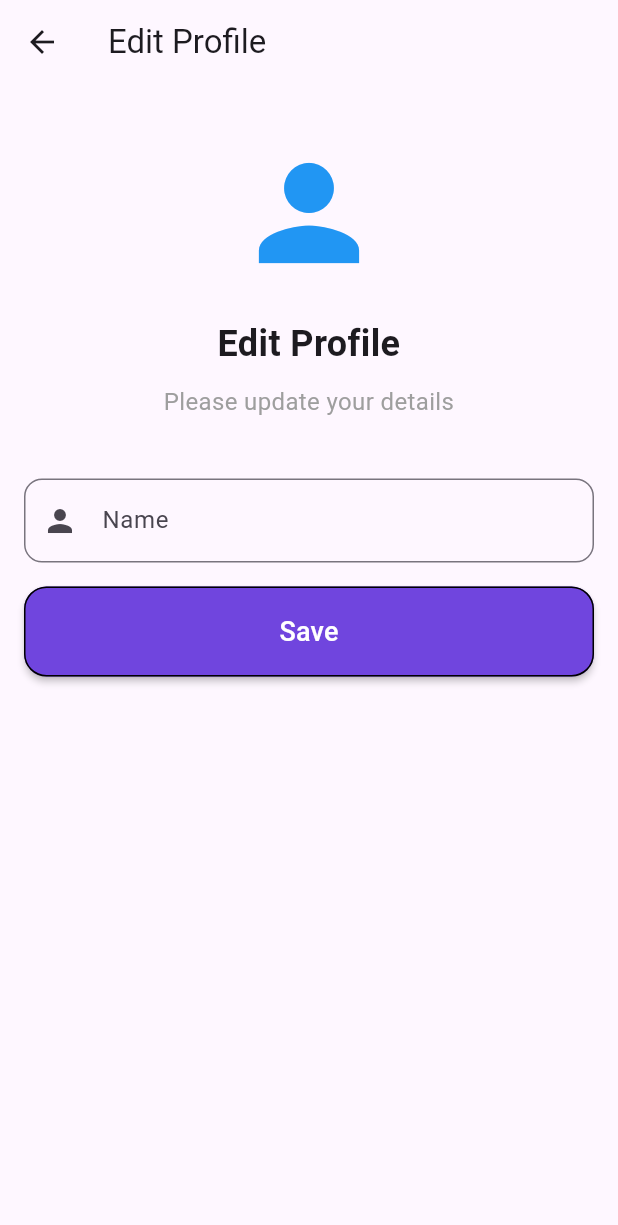
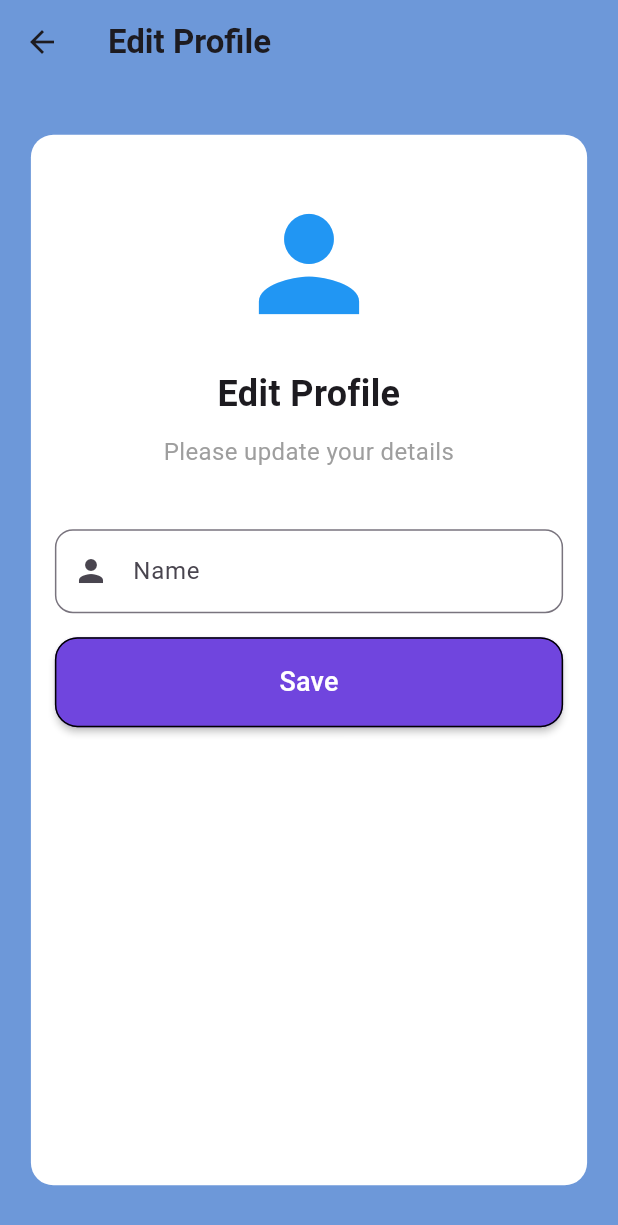
Before and after one commit to VinChriZ/MoneyManager, a Flutter app: the Main screen opened directly, item 2 of the bottom bar chosen, after a tap on "Edit Profile", on a phone screen of 412 x 824 dp. Shown: the top 1225 px of the screen. Run offline on Flutter 3.47's test engine with Material 3 defaults, Android fonts, the phone set to English and light mode, and no system bars; our stand-ins replace cloud_firestore, firebase_auth, firebase_core, fl_chart, flutter_speed_dial, flutter_svg and 5 more; accounts and stored records are empty; network calls fail.

Commit message:
Profile UI change

```diff
--- a/lib/Profile/data_user.dart
+++ b/lib/Profile/data_user.dart
@@ -1,16 +1,17 @@
-import '../home.dart';
 import 'package:flutter/material.dart';
 
 class UserData extends ChangeNotifier {
   String documentId = '';
   String _name = '';
   String _email = '';
+  String _bio = '';
   double _totalIncome = 0.0;
   double _totalExpenses = 0.0;
 
   String get documentID => documentId;
   String get name => _name;
   String get email => _email;
+  String get bio => _bio;
   double get totalIncome => _totalIncome;
   double get totalExpenses => _totalExpenses;
 
@@ -29,6 +30,11 @@ class UserData extends ChangeNotifier {
 
   void setName(String name) {
     _name = name;
+    notifyListeners();
+  }
+
+  void setBio(String bio) {
+    _bio = bio;
     notifyListeners();
   }
 
--- a/lib/Profile/edit_profile.dart
+++ b/lib/Profile/edit_profile.dart
@@ -1,5 +1,6 @@
 import 'dart:convert';
 import 'package:flutter/material.dart';
+import 'package:flutter_moneymanager/Profile/profile.dart';
 import 'package:provider/provider.dart';
 import 'package:http/http.dart' as http;
 import 'data_user.dart';
@@ -48,7 +49,8 @@ class _EditProfileState extends State<EditProfile> {
       );
 
       // Update name in the UserData provider
-      Provider.of<UserData>(context, listen: false).setName(nameController.text);
+      Provider.of<UserData>(context, listen: false)
+          .setName(nameController.text);
 
       // Show success dialog
       showDialog(
@@ -61,6 +63,9 @@ class _EditProfileState extends State<EditProfile> {
               TextButton(
                 onPressed: () {
                   Navigator.of(context).pop();
+                  Navigator.of(context).pushReplacement(
+                    MaterialPageRoute(builder: (context) => ProfileCard()),
+                  );
                 },
                 child: Text('OK'),
               ),
@@ -90,13 +95,43 @@ class _EditProfileState extends State<EditProfile> {
     }
   }
 
+
 @override
   Widget build(BuildContext context) {
     return Scaffold(
       appBar: AppBar(
-        title: Text('Edit Profile'),
+        title:
+            Text('Edit Profile', style: TextStyle(fontWeight: FontWeight.bold)),
+        backgroundColor: Color.fromARGB(255, 109, 152, 217), // Blue color
       ),
-      body: SingleChildScrollView(
+      body: Container(
+        width: double.infinity,
+        height: double.infinity,
+        color: Color.fromARGB(255, 109, 152, 217), // Blue color
+        child: Center(
+          child: Stack(
+            alignment: Alignment.topCenter,
+            children: <Widget>[
+              Positioned(
+                top: 50,
+                child: CircleAvatar(
+                  radius: 50,
+                  backgroundColor: Colors.transparent,
+                  child: Icon(
+                    Icons.person,
+                    size: 80,
+                    color: Colors.blue,
+                  ),
+                ),
+              ),
+              Container(
+                width: MediaQuery.of(context).size.width * 0.9,
+                height: MediaQuery.of(context).size.height * 0.85,
+                decoration: BoxDecoration(
+                  color: Colors.white,
+                  borderRadius: BorderRadius.circular(15),
+                ),
+                child: SingleChildScrollView(
                   padding: const EdgeInsets.all(16.0),
                   child: Column(
                     crossAxisAlignment: CrossAxisAlignment.stretch,
@@ -140,6 +175,19 @@ class _EditProfileState extends State<EditProfile> {
                       ),
                       const SizedBox(height: 16.0),
 
+                      // // Bio TextField
+                      // TextField(
+                      //   controller: bioController,
+                      //   decoration: InputDecoration(
+                      //     labelText: 'Bio',
+                      //     prefixIcon: Icon(Icons.description),
+                      //     border: OutlineInputBorder(
+                      //       borderRadius: BorderRadius.circular(12.0),
+                      //     ),
+                      //   ),
+                      // ),
+                      // const SizedBox(height: 16.0),
+
                       // Save Button
                       MaterialButton(
                         minWidth: double.infinity,
@@ -162,6 +210,11 @@ class _EditProfileState extends State<EditProfile> {
                     ],
                   ),
                 ),
+              ),
+            ],
+          ),
+        ),
+      ),
     );
   }
 }
--- a/lib/Profile/profile.dart
+++ b/lib/Profile/profile.dart
@@ -10,19 +10,35 @@ import 'edit_profile.dart';
 import 'user.dart';
 import 'data_user.dart';
 
-class ProfilePage extends StatefulWidget {
+void main() => runApp(MyApp());
+
+class MyApp extends StatelessWidget {
   @override
-  _ProfilePageState createState() => _ProfilePageState();
+  Widget build(BuildContext context) {
+    return MaterialApp(
+      home: Scaffold(
+        body: Center(
+          child: ProfileCard(),
+        ),
+      ),
+    );
+  }
 }
 
-class _ProfilePageState extends State<ProfilePage> {
-  late UserObject _user;
+class ProfileCard extends StatefulWidget {
+  @override
+  _ProfileCardState createState() => _ProfileCardState();
+}
+
+class _ProfileCardState extends State<ProfileCard> {
+  late UserObject _user = UserObject(uid: "", name: "Admin", email: "admin@gmail.com");
   bool _isLoading = true;
 
   @override
   void initState() {
+    _fetchUserData();
     super.initState();
-    _fetchUserData();
+    _isLoading = false;
   }
 
   Future<void> _fetchUserData() async {
@@ -38,7 +54,7 @@ class _ProfilePageState extends State<ProfilePage> {
     try {
       final userData = await fetchUserDataAsObject(docId);
       Provider.of<UserData>(context, listen: false).setName(userData.name);
-      Provider.of<UserData>(context, listen: false).setEmail(userData.email);
+      Provider.of<UserData>(context, listen: false).setBio(userData.bio);
       setState(() {
         _user = userData;
         _isLoading = false;
@@ -52,107 +68,7 @@ class _ProfilePageState extends State<ProfilePage> {
     }
   }
 
-  @override
-  Widget build(BuildContext context) {
-    return Scaffold(
-      appBar: AppBar(
-        title: Text('Profile'),
-      ),
-      body: _isLoading
-          ? Center(child: CircularProgressIndicator())
-          : Consumer<UserData>(
-              builder: (context, userData, child) {
-                return SingleChildScrollView(
-                  child: Column(
-                    children: [
-                      Container(
-                        padding: EdgeInsets.all(16.0),
-                        child: Column(
-                          children: [
-                            CircleAvatar(
-                              radius: 50,
-                              backgroundImage: NetworkImage(
-                                  'https://static.vecteezy.com/system/resources/previews/009/749/643/original/woman-profile-mascot-illustration-female-avatar-character-icon-cartoon-girl-head-face-business-user-logo-free-vector.jpg'),
-                              backgroundColor: Colors.grey,
-                            ),
-                            SizedBox(height: 16.0),
-                            Text(
-                              userData.name,
-                              style: TextStyle(
-                                  fontSize: 24, fontWeight: FontWeight.bold),
-                            ),
-                            SizedBox(height: 8.0),
-                            Text(
-                              userData.email,
-                              style: TextStyle(fontSize: 16, color: Colors.grey),
-                            ),
-                          ],
-                        ),
-                      ),
-                      Divider(),
-                      ListTile(
-                        leading: Icon(Icons.person),
-                        title: Text('Edit Profile'),
-                        onTap: () {
-                          Navigator.push(
-                            context,
-                            MaterialPageRoute(builder: (context) => EditProfile()),
-                          );
-                        },
-                      ),
-                      ListTile(
-                        leading: Icon(Icons.lock),
-                        title: Text('Change Password'),
-                        onTap: () {
-                          Navigator.push(
-                            context,
-                            MaterialPageRoute(builder: (context) => ChangePassword()),
-                          );
-                        },
-                      ),
-                      ListTile(
-                        leading: Icon(Icons.exit_to_app),
-                        title: Text('Logout'),
-                        onTap: () {
-                          showDialog(
-                            context: context,
-                            builder: (BuildContext context) {
-                              return AlertDialog(
-                                title: Text('Confirm Logout'),
-                                content: Text('Are you sure you want to logout?'),
-                                actions: <Widget>[
-                                  TextButton(
-                                    onPressed: () {
-                                      Navigator.of(context).pop();
-                                    },
-                                    child: Text('Cancel'),
-                                  ),
-                                  TextButton(
-                                    onPressed: () async {
-                                      await FirebaseAuth.instance.signOut();
-                                      Navigator.of(context).pushReplacement(
-                                        MaterialPageRoute(
-                                            builder: (context) => Login()),
-                                      );
-                                    },
-                                    child: Text('Logout'),
-                                  ),
-                                ],
-                              );
-                            },
-                          );
-                        },
-                      ),
-                    ],
-                  ),
-                );
-              },
-            ),
-    );
-  }
-}
-
-Future<UserObject> fetchUserDataAsObject(String docId) async {
+  Future<UserObject> fetchUserDataAsObject(String docId) async {
   final url = Uri.https(
     'ambw-auth-171bb-default-rtdb.asia-southeast1.firebasedatabase.app',
     'users/$docId.json',
@@ -173,10 +89,191 @@ Future<UserObject> fetchUserDataAsObject(String docId) async {
         throw Exception('No data found for the given document ID');
       }
     } else {
-      throw Exception('Failed to load data. Status code: ${response.statusCode}');
+      throw Exception(
+          'Failed to load data. Status code: ${response.statusCode}');
     }
   } catch (error) {
     print('Error fetching user data: $error');
     throw Exception('Error fetching user data');
   }
 }
+
+
+
+
+
+
+
+ @override
+  Widget build(BuildContext context) {
+    return Container(
+      width: double.infinity,
+      height: double.infinity,
+      color: const Color.fromARGB(255, 109, 152, 217),
+      child: Center(
+        child: _isLoading
+            ? const CircularProgressIndicator() // Show loading indicator
+            : _user == null
+                ? const Text('No user data available') // Handle no user data case
+                : Stack(
+                    alignment: Alignment.topCenter,
+                    children: <Widget>[
+                      Container(
+                        width: MediaQuery.of(context).size.width * 0.9,
+                        height: MediaQuery.of(context).size.height * 0.85,
+                        decoration: BoxDecoration(
+                          color: Colors.white,
+                          borderRadius: BorderRadius.circular(15),
+                        ),
+                        child: Column(
+                          children: <Widget>[
+                            ClipRRect(
+                              borderRadius: const BorderRadius.only(
+                                topLeft: Radius.circular(15),
+                                topRight: Radius.circular(15),
+                              ),
+                              child: Image.asset(
+                                'lib/assets/sea_background.jpg',
+                                width: double.infinity,
+                                height: 200,
+                                fit: BoxFit.cover,
+                              ),
+                            ),
+                            const Padding(
+                              padding: EdgeInsets.all(40.0),
+                              child: SizedBox(height: 20),
+                            ), // Adjusted for spacing
+                            Text(
+                              _user.name, // Display user name dynamically
+                              style: const TextStyle(
+                                color: Colors.black,
+                                fontSize: 24,
+                                fontWeight: FontWeight.bold,
+                                decoration: TextDecoration.none
+                              ),
+                            ),
+                            const SizedBox(height: 5),
+                            Text(
+                              _user.email, // Display user email dynamically
+                              style: TextStyle(
+                                fontSize: 16,
+                                color: Colors.grey[600],
+                                decoration: TextDecoration.none
+                              ),
+                            ),
+                            const SizedBox(height: 20), // Adjusted for spacing
+                            Container(
+                              margin: const EdgeInsets.only(top: 20, left: 20),
+                              child: Column(
+                                crossAxisAlignment: CrossAxisAlignment.start,
+                                children: <Widget>[
+                                  ProfileRow(
+                                    iconData: Icons.edit,
+                                    title: 'Edit Profile',
+                                    onPressed: () {
+                                      Navigator.of(context).push(
+                                        MaterialPageRoute(
+                                          builder: (context) => EditProfile(),
+                                        ),
+                                      );
+                                    },
+                                  ),
+                                  const Divider(),
+                                  ProfileRow(
+                                    iconData: Icons.lock,
+                                    title: 'Change Password',
+                                    onPressed: () {
+                                      Navigator.of(context).push(
+                                        MaterialPageRoute(
+                                          builder: (context) => ChangePassword(),
+                                        ),
+                                      );
+                                    },
+                                  ),
+                                  const Divider(),
+                                  ProfileRow(
+                                    iconData: Icons.logout,
+                                    title: 'Logout',
+                                    onPressed: () {
+                                      FirebaseAuth.instance.signOut().then(
+                                            (_) => Navigator.of(context).pushReplacement(
+                                              MaterialPageRoute(
+                                                builder: (context) => Login(),
+                                              ),
+                                            ),
+                                          );
+                                    },
+                                  ),
+                                  const Divider(),
+                                ],
+                              ),
+                            ),
+                          ],
+                        ),
+                      ),
+                      const Positioned(
+                        top: 120, // Adjust this value to position the avatar as needed
+                        child: CircleAvatar(
+                          radius: 85,
+                          backgroundImage: AssetImage('lib/assets/profile_man.jpeg'),
+                          backgroundColor: Colors.transparent,
+                        ),
+                      ),
+                    ],
+                  ),
+      ),
+    );
+  }
+}
+
+class ProfileRow extends StatelessWidget {
+  final IconData iconData;
+  final String title;
+  final VoidCallback onPressed;
+
+  const ProfileRow({
+    required this.iconData,
+    required this.title,
+    required this.onPressed,
+  });
+
+  @override
+  Widget build(BuildContext context) {
+    return Row(
+      children: <Widget>[
+        Padding(
+          padding: const EdgeInsets.all(8.0),
+          child: Icon(
+            iconData,
+            color: const Color.fromARGB(255, 33, 36, 66),
+          ),
+        ),
+        ProfileButton(title: title, onPressed: onPressed),
+      ],
+    );
+  }
+}
+
+class ProfileButton extends StatelessWidget {
+  final String title;
+  final VoidCallback onPressed;
+
+  const ProfileButton({
+    required this.title,
+    required this.onPressed,
+  });
+
+  @override
+  Widget build(BuildContext context) {
+    return TextButton(
+      onPressed: onPressed,
+      child: Text(
+        title,
+        style: const TextStyle(
+          color: Color.fromARGB(255, 58, 58, 58),
+          fontWeight: FontWeight.bold,
+        ),
+      ),
+    );
+  }
+}
--- a/lib/Profile/user.dart
+++ b/lib/Profile/user.dart
@@ -2,12 +2,14 @@ class UserObject {
   String uid;
   String name;
   String email;
+  String bio;
 
   UserObject(
     {
       required this.uid,
       required this.name,
       required this.email,
+      this.bio = ""
     }
   );
 
--- a/lib/main.dart
+++ b/lib/main.dart
@@ -1,8 +1,8 @@
 import 'package:flutter/material.dart';
+import 'package:flutter_moneymanager/Profile/profile.dart';
 import 'package:flutter_moneymanager/auth_page.dart';
 import 'package:flutter_moneymanager/home.dart';
 import 'package:flutter_moneymanager/login.dart';
-import 'package:flutter_moneymanager/Profile/profile.dart';
 import 'package:flutter_moneymanager/income.dart';
 import 'package:flutter_moneymanager/expense.dart';
 import 'package:flutter_moneymanager/report.dart';
@@ -48,7 +48,7 @@ class _MainState extends State<Main> {
     super.initState();
     _pages = [
       HomeScreen(documentID: widget.documentID),
-      ProfilePage(),
+      ProfileCard(),
       ReportPage()
     ];
   }
```
Lines whose indentation alone changed are shown as unchanged.
